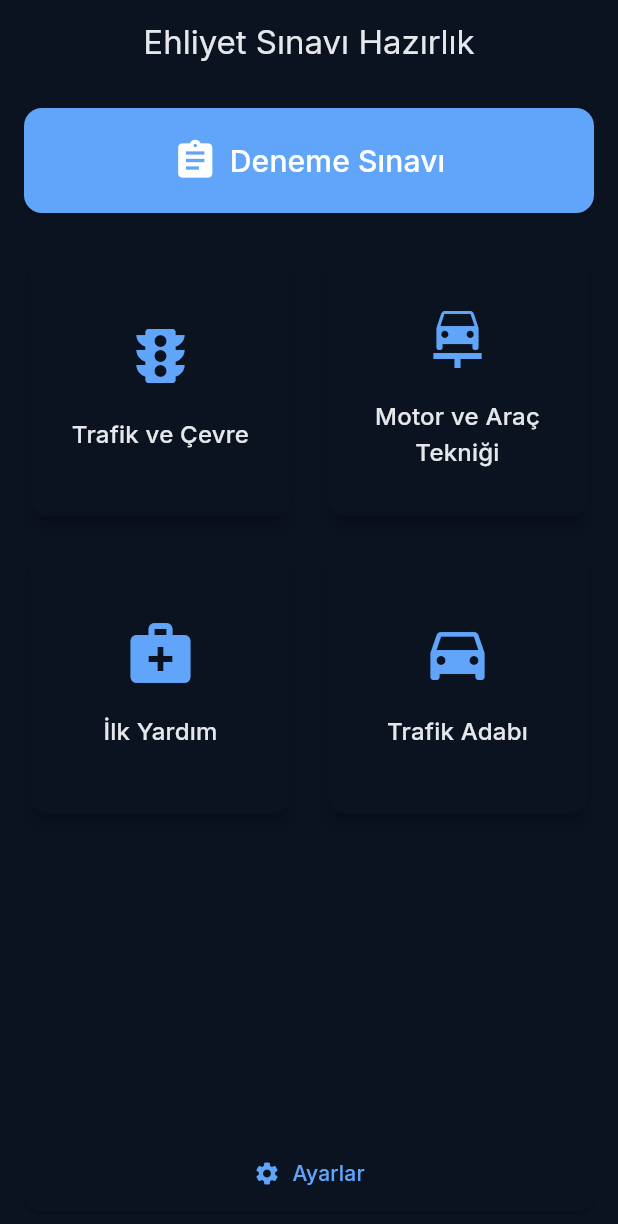
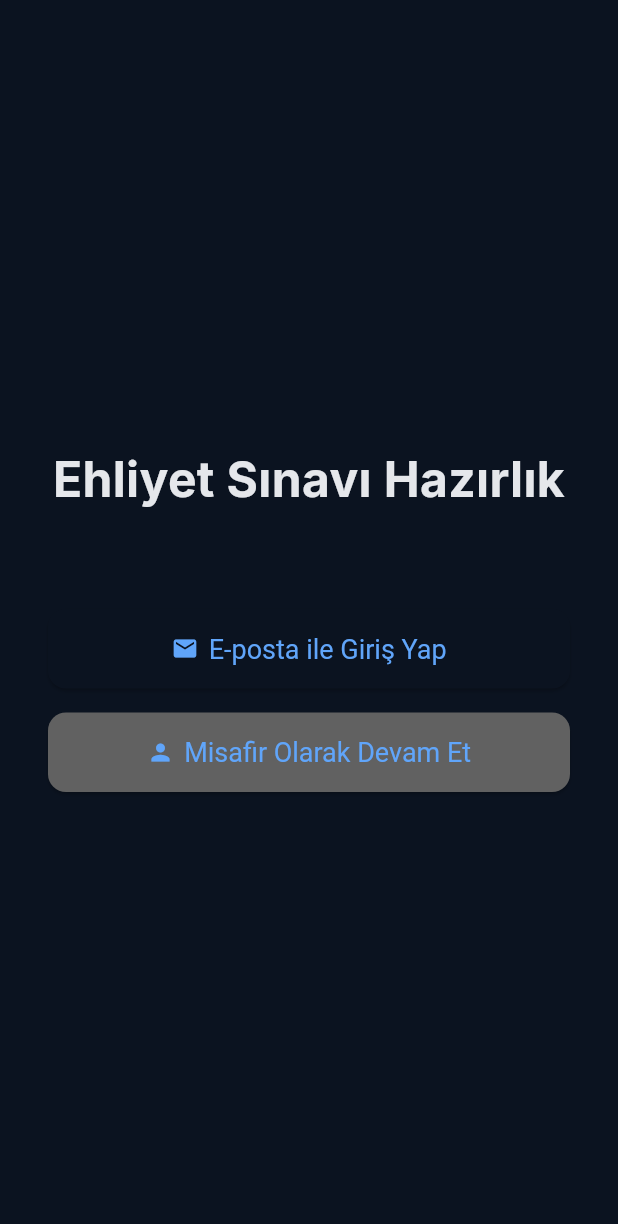
Before and after one commit to DeSiLencee/Ehliyet_Sinav_Uygulamasi, a Flutter app: the screen it shows after launch, on a phone screen of 412 x 824 dp. Shown: the top 1224 px of the screen. Run offline on Flutter 3.47's test engine with Material 3 defaults, Android fonts, the light colour scheme and no system bars; our stand-ins replace firebase_core, firebase_database, google_fonts, shared_preferences; accounts and stored records are empty.

Commit message:
Feat: Add login screen
- Created a new login screen with 'Guest' and 'Email' login options.
- Set the login screen as the new entry point of the application.

```diff
--- /dev/null
+++ b/ehliyet_sinav_uyg/lib/features/auth/login_screen.dart
@@ -0,0 +1,64 @@
+import 'package:flutter/material.dart';
+import 'package:ehliyet_sinav_uyg/features/home/home_screen.dart';
+
+class LoginScreen extends StatelessWidget {
+  const LoginScreen({super.key});
+
+  @override
+  Widget build(BuildContext context) {
+    return Scaffold(
+      body: Center(
+        child: Padding(
+          padding: const EdgeInsets.all(32.0),
+          child: Column(
+            mainAxisAlignment: MainAxisAlignment.center,
+            crossAxisAlignment: CrossAxisAlignment.stretch,
+            children: [
+              // App Logo or Title
+              const Text(
+                'Ehliyet Sınavı Hazırlık',
+                textAlign: TextAlign.center,
+                style: TextStyle(
+                  fontSize: 32,
+                  fontWeight: FontWeight.bold,
+                ),
+              ),
+              const SizedBox(height: 64),
+
+              // Email Login Button
+              ElevatedButton.icon(
+                onPressed: () {
+                  // TODO: Implement Email Login
+                },
+                icon: const Icon(Icons.email),
+                label: const Text('E-posta ile Giriş Yap'),
+                style: ElevatedButton.styleFrom(
+                  padding: const EdgeInsets.symmetric(vertical: 16),
+                  textStyle: const TextStyle(fontSize: 18),
+                ),
+              ),
+              const SizedBox(height: 16),
+
+              // Guest Login Button
+              ElevatedButton.icon(
+                onPressed: () {
+                  Navigator.pushReplacement(
+                    context,
+                    MaterialPageRoute(builder: (context) => const HomeScreen()),
+                  );
+                },
+                icon: const Icon(Icons.person),
+                label: const Text('Misafir Olarak Devam Et'),
+                style: ElevatedButton.styleFrom(
+                  padding: const EdgeInsets.symmetric(vertical: 16),
+                  textStyle: const TextStyle(fontSize: 18),
+                  backgroundColor: Colors.grey[700],
+                ),
+              ),
+            ],
+          ),
+        ),
+      ),
+    );
+  }
+}
--- a/ehliyet_sinav_uyg/lib/main.dart
+++ b/ehliyet_sinav_uyg/lib/main.dart
@@ -1,3 +1,4 @@
+import 'package:ehliyet_sinav_uyg/features/auth/login_screen.dart';
 import 'package:ehliyet_sinav_uyg/firebase_options.dart';
 import 'package:firebase_core/firebase_core.dart';
 import 'package:flutter/material.dart';
@@ -5,8 +6,6 @@ import 'package:provider/provider.dart';
 import 'core/theme/app_theme.dart';
 import 'providers/quiz_provider.dart';
 import 'providers/settings_provider.dart';
-
-import 'features/home/home_screen.dart'; // Will create this next
 
 void main() async {
   WidgetsFlutterBinding.ensureInitialized();
@@ -37,7 +36,7 @@ class MyApp extends StatelessWidget {
           theme: AppTheme.lightTheme,
           darkTheme: AppTheme.darkTheme,
           themeMode: settingsProvider.themeMode,
-          home: HomeScreen(),
+          home: const LoginScreen(),
         );
       },
     );
```
